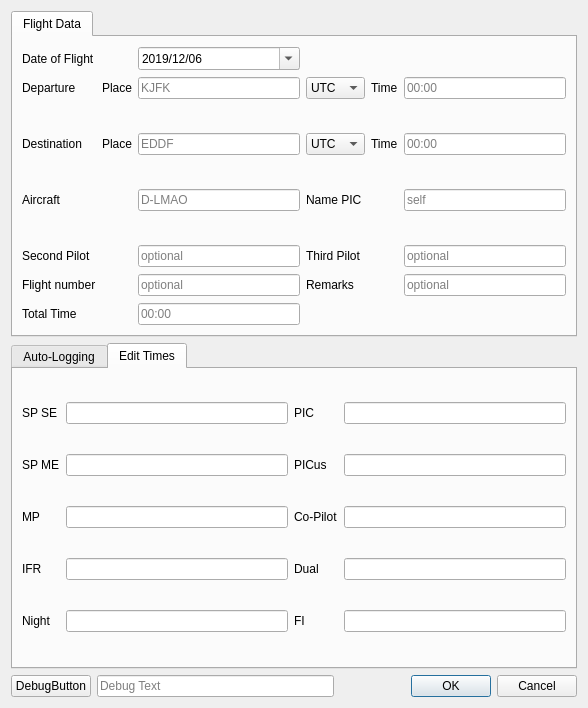
Above: src/gui/dialogues/newflight.ui from fiffty-50/openPilotLog before the change. Below: the same form after it.
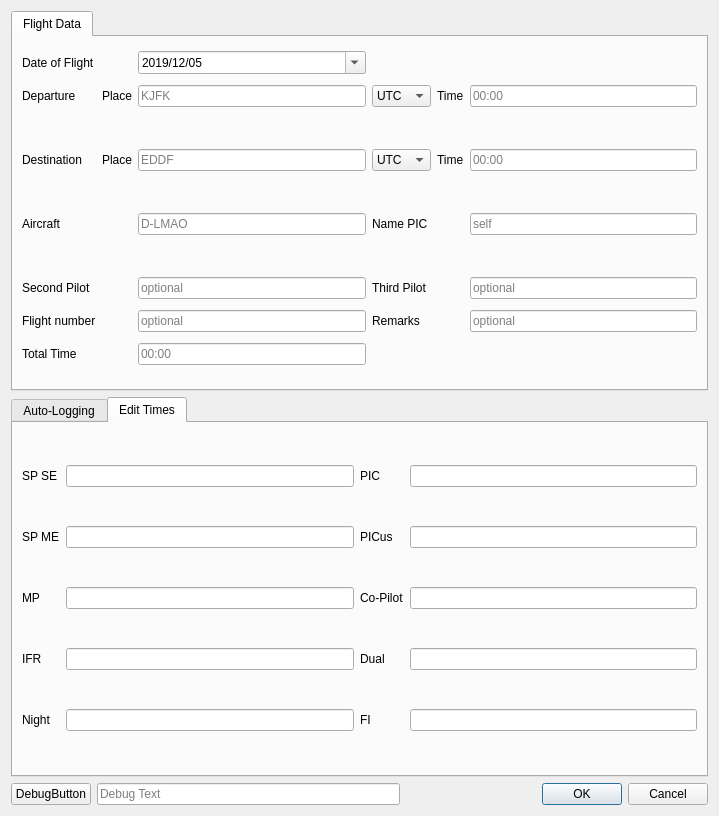
That is the form after the change.

```diff
--- a/src/gui/dialogues/newflight.ui
+++ b/src/gui/dialogues/newflight.ui
@@ -6,8 +6,8 @@
    <rect>
     <x>0</x>
     <y>0</y>
-    <width>588</width>
-    <height>708</height>
+    <width>719</width>
+    <height>816</height>
    </rect>
   </property>
   <property name="windowTitle">
@@ -229,7 +229,7 @@
            <second>0</second>
            <year>2019</year>
            <month>12</month>
-           <day>6</day>
+           <day>5</day>
           </datetime>
          </property>
          <property name="displayFormat">
```
Left out of the diff: 6 changed lines with no effect on the pictures.
